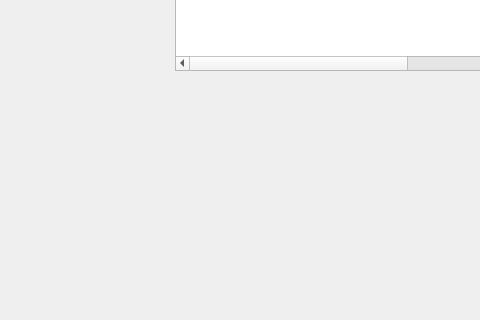
The window that joebvp/mainvpwindow.ui (smbet/veeper) describes before a commit, drawn with Qt 5; both pictures show x 674 to 1154 and y 388 to 708 of the 1300 by 800 pixel window.
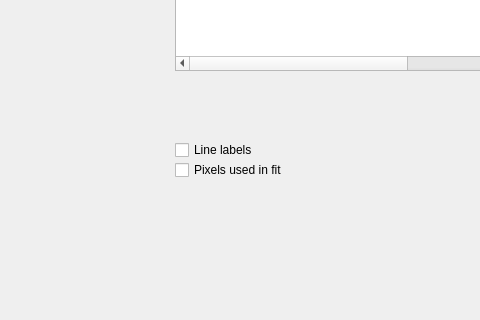
The same window after the commit.

What changed in the file:
```diff
--- a/joebvp/mainvpwindow.ui
+++ b/joebvp/mainvpwindow.ui
@@ -175,6 +175,32 @@
         <string>Fit Lines</string>
        </property>
       </widget>
+      <widget class="QCheckBox" name="boxFitpix">
+       <property name="geometry">
+        <rect>
+         <x>10</x>
+         <y>520</y>
+         <width>131</width>
+         <height>20</height>
+        </rect>
+       </property>
+       <property name="text">
+        <string>Pixels used in fit</string>
+       </property>
+      </widget>
+      <widget class="QCheckBox" name="boxLineLabel">
+       <property name="geometry">
+        <rect>
+         <x>10</x>
+         <y>500</y>
+         <width>131</width>
+         <height>20</height>
+        </rect>
+       </property>
+       <property name="text">
+        <string>Line labels</string>
+       </property>
+      </widget>
      </widget>
     </item>
    </layout>
```
